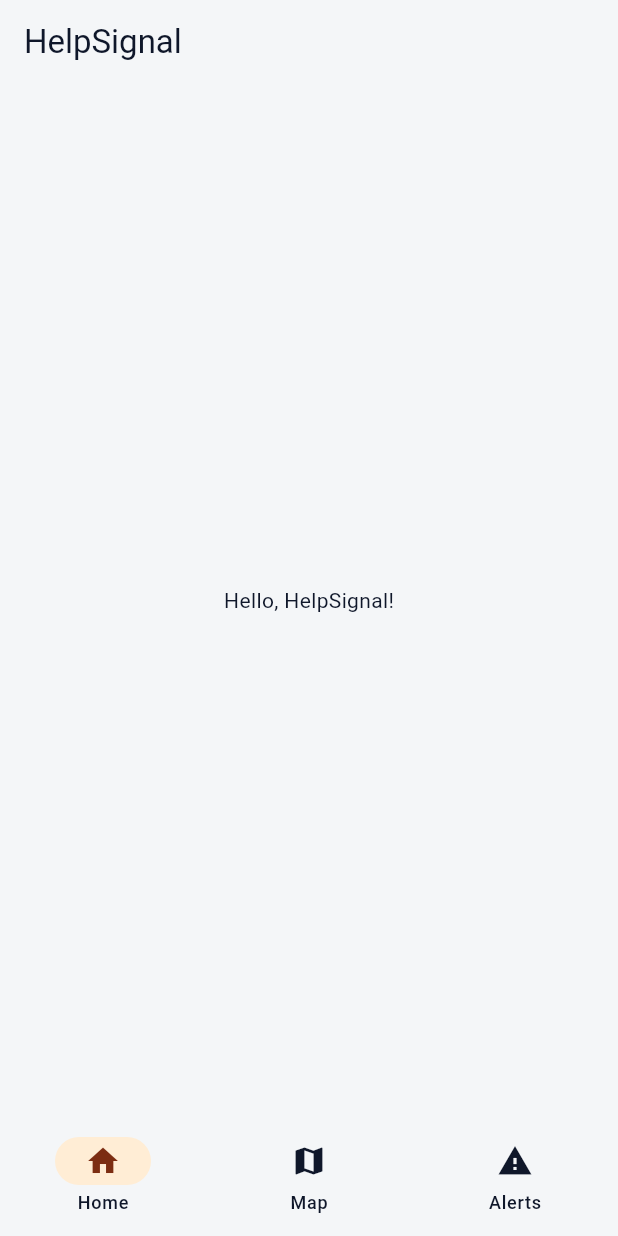
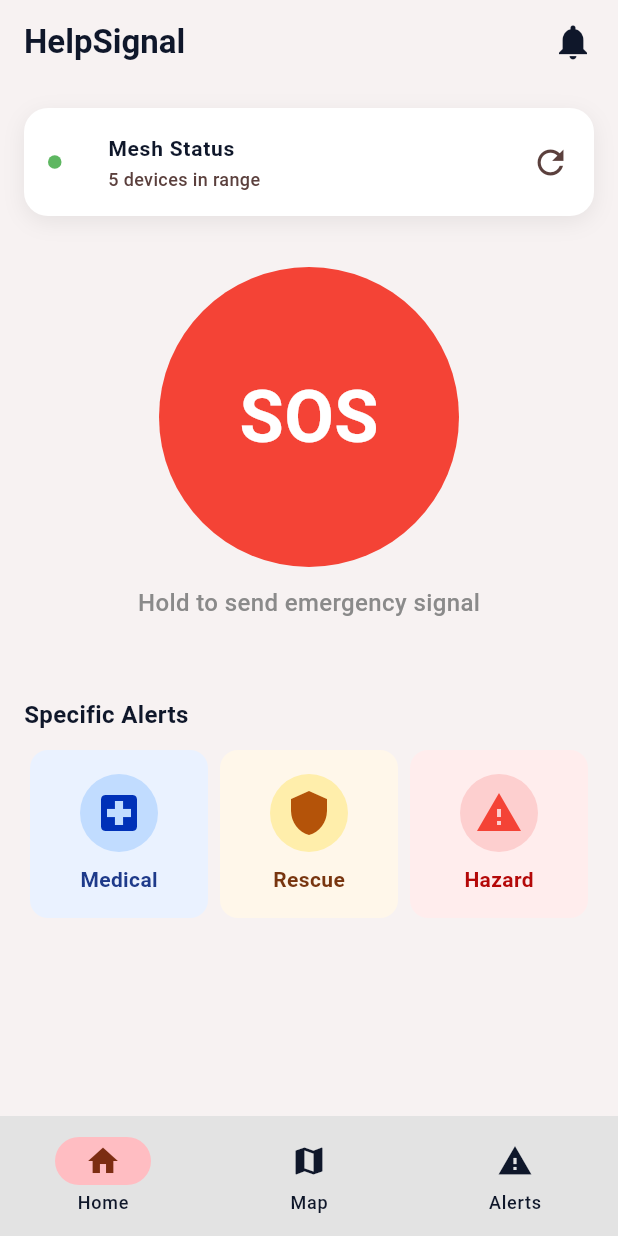
Before and after one commit to Rahul-kumar-123/help_signal, a Flutter app: the screen it shows after launch, on a phone screen of 412 x 824 dp. Run offline on Flutter 3.47's test engine with Material 3 defaults, Android fonts, the phone set to English and light mode, and no system bars.

Commit message:
Implemented Home Screen UI

```diff
--- /dev/null
+++ b/lib/components/sos_area.dart
@@ -0,0 +1,41 @@
+import 'package:flutter/material.dart';
+
+class SOSArea extends StatelessWidget {
+  const SOSArea({super.key});
+
+  @override
+  Widget build(BuildContext context) {
+    return Column(
+      mainAxisAlignment: MainAxisAlignment.center,
+      children: [
+        Container(
+          margin: EdgeInsets.only(top: 34.0),
+          height: 200,
+          width: 200,
+          decoration: BoxDecoration(
+            color: Colors.red,
+            shape: BoxShape.circle,
+          ),
+          child: Stack(
+            alignment: Alignment.center,
+            children: [
+              Text(
+                'SOS',
+                style: TextStyle(
+                  color: Colors.white,
+                  fontSize: 48,
+                  fontWeight: FontWeight.bold,
+                ),
+              ),
+            ],
+          ),
+        ),
+        SizedBox(height: 12),
+        Text(
+          'Hold to send emergency signal',
+          style: TextStyle(fontSize: 16, color: const Color.fromARGB(255, 138, 138, 138), fontWeight: FontWeight.w500),
+        ),
+      ],
+    );
+  }
+}
--- /dev/null
+++ b/lib/components/status_area.dart
@@ -0,0 +1,86 @@
+import 'package:flutter/material.dart';
+
+class StatusArea extends StatelessWidget {
+  final int totalCount;
+
+  const StatusArea({super.key, required this.totalCount});
+
+  @override
+  Widget build(BuildContext context) {
+    return Container(
+      padding: const EdgeInsets.symmetric(horizontal: 16),
+      decoration: BoxDecoration(
+        color: Colors.white,
+        borderRadius: BorderRadius.circular(16.0),
+        boxShadow: [
+          BoxShadow(
+            color: Colors.black.withValues(alpha: 0.07),
+            blurRadius: 12.0,
+            offset: const Offset(0, 4),
+          ),
+        ],
+      ),
+      child: ListTile(
+        contentPadding: EdgeInsets.zero,
+        title: Text('Mesh Status', style: TextStyle(fontSize: 14, fontWeight: FontWeight.bold)),
+        leading: BlinkingDot(),
+        subtitle: Text(
+          '$totalCount devices in range',
+          style: const TextStyle(
+            fontSize: 12,
+            fontWeight: FontWeight.w500,
+            color: Color(0xFF5B403D),
+          ),
+        ),
+        trailing: GestureDetector(
+          child: Icon(Icons.refresh, size: 26, color: Color(0xFF5B403D)),
+          onTap: () {
+
+          },
+        ),
+      ),
+    );
+  }
+}
+
+
+class BlinkingDot extends StatefulWidget {
+  const BlinkingDot({super.key});
+  @override
+  State<BlinkingDot> createState() => _BlinkingDotState();
+}
+
+class _BlinkingDotState extends State<BlinkingDot> {
+  bool _visible = true;
+
+  @override
+  void initState() {
+    super.initState();
+    _startBlinking();
+  }
+
+  void _startBlinking() async {
+    while (mounted) {
+      await Future.delayed(Duration(milliseconds: 600));
+      setState(() {
+        _visible = !_visible;
+      });
+    }
+  }
+
+  @override
+  Widget build(BuildContext context) {
+    return AnimatedOpacity(
+      duration: Duration(milliseconds: 600),
+      opacity: _visible ? 1.0 : 0.4,
+      child: Container(
+        width: 9,
+        height: 9,
+        decoration: BoxDecoration(
+          color: Colors.green,
+          shape: BoxShape.circle,
+        ),
+      ),
+    );
+  }
+}
--- a/lib/main.dart
+++ b/lib/main.dart
@@ -35,12 +35,30 @@ class _MyAppState extends State<MyApp> {
       home: Theme(
         data: ThemeData(colorScheme: kcolorScheme),
         child: Scaffold(
-          appBar: AppBar(title: const Text('HelpSignal')),
-          body: Center(child: _widgetOptions.elementAt(_selectedIndex)),
+          appBar: AppBar(
+            title: Row(
+              mainAxisAlignment: MainAxisAlignment.spaceBetween,
+              children: [
+                const Text(
+                  'HelpSignal',
+                  style: TextStyle(fontWeight: FontWeight.bold),
+                ),
+                Icon(Icons.notifications, size: 28.0),
+              ],
+            ),
+          ),
+          body: _widgetOptions.elementAt(_selectedIndex),
           bottomNavigationBar: NavigationBar(
+            indicatorColor: Color.fromARGB(255, 255, 189, 194),
+            surfaceTintColor: const Color.fromARGB(77, 143, 143, 143),
             selectedIndex: _selectedIndex,
+            backgroundColor: const Color.fromARGB(255, 234, 234, 234),
             onDestinationSelected: _onItemTapped,
-            destinations: kNavigationDestinationList,
+            destinations: [
+              NavigationDestination(icon: Icon(Icons.home), label: 'Home', selectedIcon: Icon(Icons.home)),
+              NavigationDestination(icon: Icon(Icons.map), label: 'Map', selectedIcon: Icon(Icons.map)),
+              NavigationDestination(icon: Icon(Icons.warning), label: 'Alerts', selectedIcon: Icon(Icons.warning)),
+            ],
           ),
         ),
       ),
--- a/lib/screens/home_screen.dart
+++ b/lib/screens/home_screen.dart
@@ -1,4 +1,6 @@
 import 'package:flutter/material.dart';
+import 'package:help_signal/components/status_area.dart';
+import 'package:help_signal/components/sos_area.dart';
 
 class HomeScreen extends StatefulWidget {
   const HomeScreen({super.key});
@@ -10,6 +12,99 @@ class HomeScreen extends StatefulWidget {
 class _HomeScreenState extends State<HomeScreen> {
   @override
   Widget build(BuildContext context) {
-    return const Center(child: Text('Hello, HelpSignal!'));
+    return SingleChildScrollView(
+      child: Padding(
+        padding: EdgeInsets.symmetric(horizontal: 16.0, vertical: 16.0),
+        child: Column(
+          mainAxisAlignment: MainAxisAlignment.start,
+          children: [
+            StatusArea(totalCount: 5),
+            SOSArea(),
+            Container(
+              margin: EdgeInsets.only(top: 52.0, bottom: 8.0),
+              alignment: Alignment.centerLeft,
+              child: Text('Specific Alerts', style: TextStyle(fontSize: 16, fontWeight: FontWeight.bold)),
+            ),
+            Row(
+              children: [
+                ActionCard(
+                  title: 'Medical',
+                  icon: Icons.local_hospital,
+                  iconColor: Color.fromARGB(255, 0, 49, 184),
+                  iconBackgroundColor: Color.fromARGB(255, 193, 220, 255),
+                  textColor: Color(0xFF1E3A8A),
+                  cardBackgroundColor: Color.fromARGB(255, 234, 242, 255),
+                ),
+                ActionCard(
+                  title: 'Rescue',
+                  icon: Icons.shield,
+                  iconColor: Color(0xFFB45309),
+                  iconBackgroundColor: Color.fromARGB(255, 255, 238, 171),
+                  textColor: Color(0Xff78350F),
+                  cardBackgroundColor: Color.fromARGB(255, 255, 247, 234),
+                ),
+                ActionCard(
+                  title: 'Hazard',
+                  icon: Icons.warning,
+                  iconColor: Colors.red,
+                  iconBackgroundColor: const Color.fromARGB(255, 253, 207, 207),
+                  textColor: const Color.fromARGB(255, 180, 9, 9),
+                  cardBackgroundColor: const Color.fromARGB(255, 255, 237, 237),
+                ),
+              ],
+            ),
+          ],
+        ),
+      ),
+    );
   }
 }
+
+class ActionCard extends StatelessWidget {
+  const ActionCard({
+    super.key,
+    required this.title,
+    required this.icon,
+    required this.iconColor,
+    required this.iconBackgroundColor,
+    required this.textColor,
+    this.cardBackgroundColor = Colors.white,
+  });
+
+  final String title;
+  final IconData icon;
+  final Color iconColor;
+  final Color iconBackgroundColor;
+  final Color textColor;
+  final Color cardBackgroundColor;
+
+  @override
+  Widget build(BuildContext context) {
+    return Expanded(
+      child: Card(
+        elevation: 0,
+        color: cardBackgroundColor,
+        child: Padding(
+          padding: EdgeInsets.all(16.0),
+          child: Column(
+            children: [
+              Container(
+                padding: EdgeInsets.all(10.0),
+                decoration: BoxDecoration(
+                  color: iconBackgroundColor,
+                  shape: BoxShape.circle,
+                ),
+                child: Icon(icon, color: iconColor, size: 32),
+              ),
+              SizedBox(height: 8),
+              Text(
+                title,
+                style: TextStyle(color: textColor, fontWeight: FontWeight.bold),
+              ),
+            ],
+          ),
+        ),
+      ),
+    );
+  }
+}
--- a/lib/utilities/constants.dart
+++ b/lib/utilities/constants.dart
@@ -23,12 +23,6 @@ const ColorScheme kcolorScheme = ColorScheme(
   errorContainer: Color(0xFFF9DEDC),
   onErrorContainer: Color(0xFF410E0B),
 
-  surface: Color(0xFFF4F6F8),
+  surface: Color.fromARGB(255, 247, 242, 242),
   onSurface: Color(0xFF0F172A),
 );
-
-const List<NavigationDestination> kNavigationDestinationList = [
-  NavigationDestination(icon: Icon(Icons.home), label: 'Home'),
-  NavigationDestination(icon: Icon(Icons.map), label: 'Map'),
-  NavigationDestination(icon: Icon(Icons.warning), label: 'Alerts'),
-];
```
